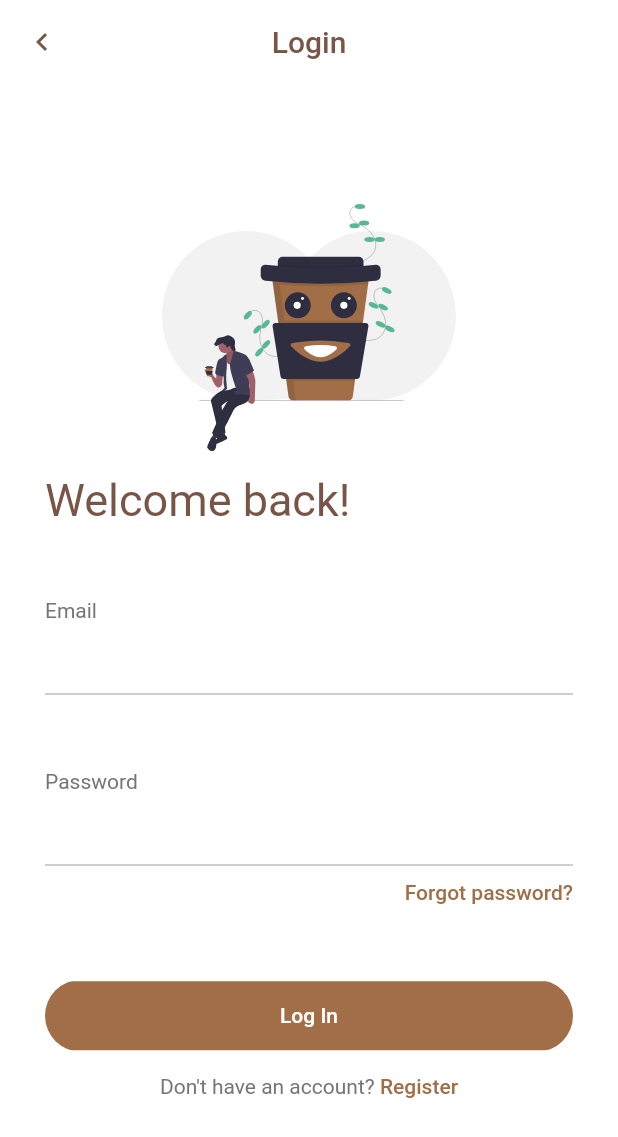
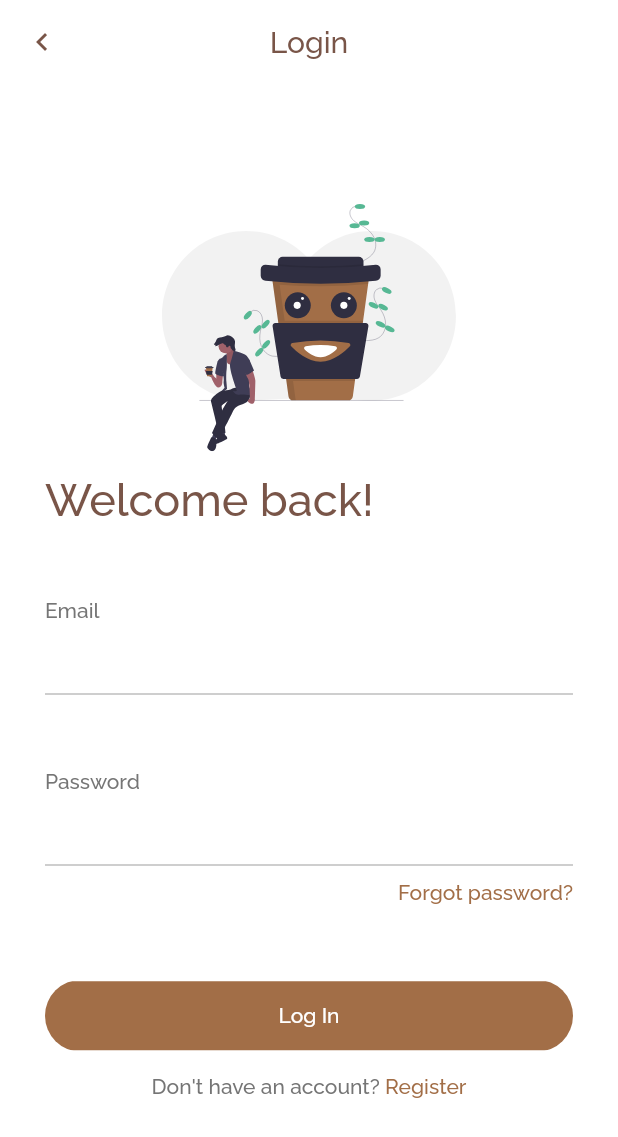
Before and after one commit to Mohammed-Benotmane/Jet-Coffee-Shop, a Flutter app: the Login screen opened directly, after a tap on "Register", on a phone screen of 412 x 824 dp. Shown: the top 1137 px of the screen. Run offline on Flutter 3.47's test engine with Material 2 defaults, Android fonts, the phone set to English and light mode, and no system bars; our stand-ins replace flutter_spinkit, flutter_svg, font_awesome_flutter.

Commit message:
- Changing font family to Raleway

```diff
--- a/lib/main.dart
+++ b/lib/main.dart
@@ -1,10 +1,11 @@
 import 'package:coffeshopapp/screens/login-form.dart';
+import 'package:coffeshopapp/screens/login.dart';
 import 'package:coffeshopapp/screens/splash_screen.dart';
 import 'package:flutter/material.dart';
 
 void main() {
   runApp(MaterialApp(
     debugShowCheckedModeBanner: false,
-    home: LoginForm(),
+    home: Login(),
   ));
 }
--- a/lib/screens/login-form.dart
+++ b/lib/screens/login-form.dart
@@ -23,7 +23,7 @@ class _LoginFormState extends State<LoginForm> {
         backgroundColor: Colors.white,
         title: Text(
           "Login",
-          style: TextStyle(color: Colors.brown),
+          style: TextStyle(fontFamily: 'Raleway',color: Colors.brown),
         ),
         centerTitle: true,
       ),
@@ -46,7 +46,7 @@ class _LoginFormState extends State<LoginForm> {
                   SizedBox(height: 15),
                   Text(
                     "Welcome back!",
-                    style: TextStyle(fontSize: 30, fontWeight: FontWeight.w400, color: Colors.brown),
+                    style: TextStyle(fontFamily: 'Raleway',fontSize: 30, fontWeight: FontWeight.w400, color: Colors.brown),
                   ),
                 ],
               ),
@@ -56,7 +56,7 @@ class _LoginFormState extends State<LoginForm> {
               child: Column(
                 crossAxisAlignment: CrossAxisAlignment.start,
                 children: <Widget>[
-                  Text("Email", style: TextStyle(color: Colors.grey.shade600)),
+                  Text("Email", style: TextStyle(fontFamily: 'Raleway',color: Colors.grey.shade600)),
                   TextField(
                     decoration: InputDecoration(
                       enabledBorder: UnderlineInputBorder(
@@ -72,7 +72,7 @@ class _LoginFormState extends State<LoginForm> {
                     cursorColor: darkBrown,
                   ),
                   SizedBox(height: 50),
-                  Text("Password", style: TextStyle(color: Colors.grey.shade600)),
+                  Text("Password", style: TextStyle(fontFamily: 'Raleway',color: Colors.grey.shade600)),
                   TextField(
                     decoration: InputDecoration(
                       enabledBorder: UnderlineInputBorder(
@@ -93,7 +93,7 @@ class _LoginFormState extends State<LoginForm> {
                     children: <Widget>[
                       Text(
                         "Forgot password?",
-                        style: TextStyle(color: darkBrown, fontWeight: FontWeight.w500),
+                        style: TextStyle(fontFamily: 'Raleway',color: darkBrown, fontWeight: FontWeight.w500),
                       ),
                     ],
                   ),
@@ -112,7 +112,7 @@ class _LoginFormState extends State<LoginForm> {
                             },
                             child: Text(
                               "Log In",
-                              style: TextStyle(color: Colors.white),
+                              style: TextStyle(fontFamily: 'Raleway',color: Colors.white),
                             ),
                             color: darkBrown,
                           )),
@@ -122,10 +122,10 @@ class _LoginFormState extends State<LoginForm> {
                   Row(
                     mainAxisAlignment: MainAxisAlignment.center,
                     children: <Widget>[
-                      Text("Don\'t have an account?", style: TextStyle(color: Colors.grey.shade600)),
+                      Text("Don\'t have an account?", style: TextStyle(fontFamily: 'Raleway',color: Colors.grey.shade600)),
                       Text(
                         " Register",
-                        style: TextStyle(color: darkBrown, fontWeight: FontWeight.w500),
+                        style: TextStyle(fontFamily: 'Raleway',color: darkBrown, fontWeight: FontWeight.w500),
                       ),
                     ],
                   ),
--- a/lib/screens/login.dart
+++ b/lib/screens/login.dart
@@ -30,7 +30,7 @@ class _LoginState extends State<Login> {
           ),
           Text(
             "Get the best coffee in Algeria!",
-            style: TextStyle(fontSize: 30, fontWeight: FontWeight.w400, color: Colors.brown),
+            style: TextStyle(fontFamily: 'Raleway',fontSize: 30, fontWeight: FontWeight.w400, color: Colors.brown),
             textAlign: TextAlign.center,
           ),
           SizedBox(height: 70),
@@ -50,7 +50,7 @@ class _LoginState extends State<Login> {
                       },
                       child: Text(
                         "Register",
-                        style: TextStyle(color: Colors.white),
+                        style: TextStyle(fontFamily: 'Raleway',color: Colors.white),
                       ),
                       color: darkBrown,
                     )),
@@ -63,7 +63,7 @@ class _LoginState extends State<Login> {
                   },
                   child: Text(
                     "Log In",
-                    style: TextStyle(color: darkBrown),
+                    style: TextStyle(fontFamily: 'Raleway',color: darkBrown),
                   ),
                   borderSide: BorderSide(color: darkBrown),
                   shape: StadiumBorder(),
@@ -84,7 +84,7 @@ class _LoginState extends State<Login> {
               icon: FaIcon(FontAwesomeIcons.facebookF, size: 20, color: facebookColor),
               label: Text(
                 "Connect with Facebook",
-                style: TextStyle(color: facebookColor),
+                style: TextStyle(fontFamily: 'Raleway',color: facebookColor),
               ),
               borderSide: BorderSide(color: facebookColor),
               shape: StadiumBorder(),
--- a/lib/screens/menu.dart
+++ b/lib/screens/menu.dart
@@ -8,6 +8,8 @@ class Menu extends StatefulWidget {
 class _MenuState extends State<Menu> {
   @override
   Widget build(BuildContext context) {
-    return Container();
+    return Scaffold(
+
+    );
   }
 }
```
